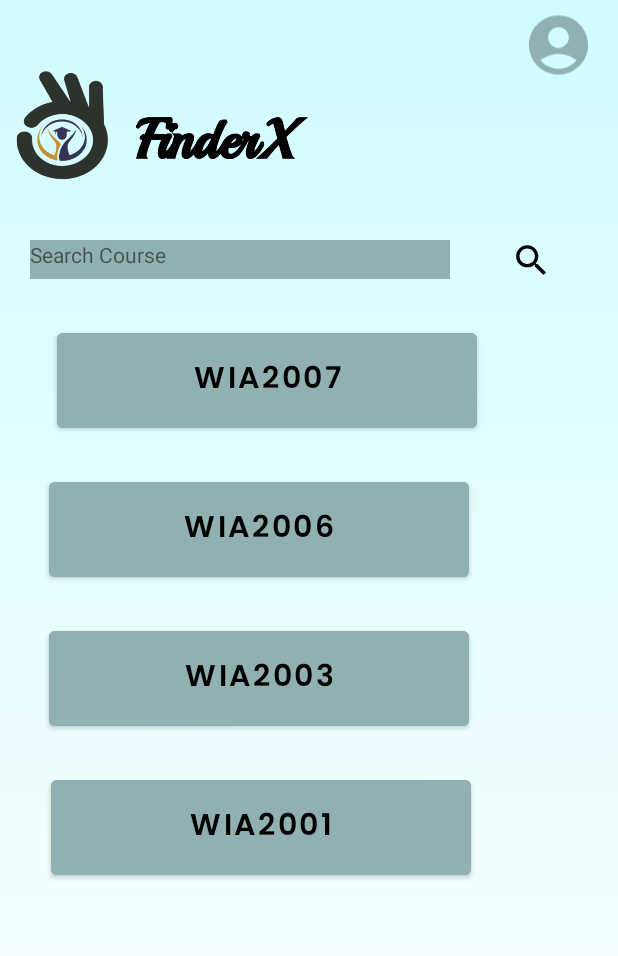
After one commit to JinXue99/FinderX_MAD, an Android app: the layout teacher_course.xml on its own in the app's theme, with its tools: preview values and no code run, on a phone screen of 412 x 824 dp. The commit adds this screen. Shown: the top 956 px of the screen. Run offline under Robolectric (Android 15) with nearby library versions, the phone set to English and light mode, and no system bars.

Commit message:
teacher_course

```diff
--- a/app/build.gradle
+++ b/app/build.gradle
@@ -25,6 +25,9 @@ android {
         sourceCompatibility JavaVersion.VERSION_1_8
         targetCompatibility JavaVersion.VERSION_1_8
     }
+    buildFeatures {
+        viewBinding true
+    }
 }
 
 dependencies {
@@ -32,6 +35,8 @@ dependencies {
     implementation 'androidx.appcompat:appcompat:1.5.1'
     implementation 'com.google.android.material:material:1.7.0'
     implementation 'androidx.constraintlayout:constraintlayout:2.1.4'
+    implementation 'androidx.navigation:navigation-fragment:2.5.3'
+    implementation 'androidx.navigation:navigation-ui:2.5.3'
     testImplementation 'junit:junit:4.13.2'
     androidTestImplementation 'androidx.test.ext:junit:1.1.4'
     androidTestImplementation 'androidx.test.espresso:espresso-core:3.5.0'
--- a/app/src/main/AndroidManifest.xml
+++ b/app/src/main/AndroidManifest.xml
@@ -13,6 +13,11 @@
         android:supportsRtl="true"
         android:theme="@style/Theme.FinderX_MAD"
         tools:targetApi="31">
+        <activity
+            android:name=".TeacherCourse"
+            android:exported="false"
+            android:label="@string/title_activity_teacher_course"
+            android:theme="@style/Theme.FinderX_MAD.NoActionBar" />
         <activity
             android:name=".TeacherProfile"
             android:exported="false" />
--- /dev/null
+++ b/app/src/main/res/drawable/ic_account_icon_teacher.xml
@@ -0,0 +1,5 @@
+<vector android:height="24dp" android:tint="#91B0B2"
+    android:viewportHeight="24" android:viewportWidth="24"
+    android:width="24dp" xmlns:android="http://schemas.android.com/apk/res/android">
+    <path android:fillColor="@android:color/white" android:pathData="M12,2C6.48,2 2,6.48 2,12s4.48,10 10,10s10,-4.48 10,-10S17.52,2 12,2zM12,6c1.93,0 3.5,1.57 3.5,3.5S13.93,13 12,13s-3.5,-1.57 -3.5,-3.5S10.07,6 12,6zM12,20c-2.03,0 -4.43,-0.82 -6.14,-2.88C7.55,15.8 9.68,15 12,15s4.45,0.8 6.14,2.12C16.43,19.18 14.03,20 12,20z"/>
+</vector>
--- /dev/null
+++ b/app/src/main/res/layout/teacher_course.xml
@@ -0,0 +1,124 @@
+<?xml version="1.0" encoding="utf-8"?>
+<androidx.constraintlayout.widget.ConstraintLayout xmlns:android="http://schemas.android.com/apk/res/android"
+    xmlns:app="http://schemas.android.com/apk/res-auto"
+    xmlns:tools="http://schemas.android.com/tools"
+    android:layout_width="match_parent"
+    android:layout_height="match_parent"
+    android:background="@drawable/gradient_teacherbackground">
+
+    <ImageView
+        android:id="@+id/ivheader"
+        android:layout_width="215dp"
+        android:layout_height="218dp"
+        android:layout_marginBottom="632dp"
+        app:layout_constraintBottom_toBottomOf="parent"
+        app:layout_constraintEnd_toEndOf="parent"
+        app:layout_constraintHorizontal_bias="0.0"
+        app:layout_constraintStart_toStartOf="parent"
+        app:srcCompat="@drawable/headerlogo" />
+    <TextView
+        android:id="@+id/tvSearchCourse"
+        android:layout_width="280dp"
+        android:layout_height="26dp"
+        android:layout_marginStart="20dp"
+        android:layout_marginTop="160dp"
+        android:background="#91B0B2"
+        android:text="Search Course"
+        app:layout_constraintStart_toStartOf="parent"
+        app:layout_constraintTop_toTopOf="parent" />
+
+    <Button
+        android:id="@+id/btn2007"
+        android:layout_width="280dp"
+        android:layout_height="75dp"
+        android:layout_marginTop="30dp"
+        android:backgroundTint="#91B0B2"
+        android:fontFamily="@font/poppins_semibold"
+        android:text="WIA2007"
+        android:textAllCaps="false"
+        android:textColor="#000000"
+        android:textSize="20sp"
+        android:textStyle="bold"
+        app:layout_constraintEnd_toEndOf="parent"
+        app:layout_constraintHorizontal_bias="0.287"
+        app:layout_constraintStart_toStartOf="parent"
+        app:layout_constraintTop_toBottomOf="@+id/tvSearchCourse" />
+
+    <Button
+        android:id="@+id/btn2006"
+        android:layout_width="280dp"
+        android:layout_height="75dp"
+        android:layout_marginStart="10dp"
+        android:layout_marginTop="24dp"
+        android:backgroundTint="#91B0B2"
+        android:fontFamily="@font/poppins_semibold"
+        android:text="WIA2006"
+        android:textAllCaps="false"
+        android:textColor="#000000"
+        android:textSize="20sp"
+        android:textStyle="bold"
+        app:layout_constraintEnd_toEndOf="parent"
+        app:layout_constraintHorizontal_bias="0.185"
+        app:layout_constraintStart_toStartOf="parent"
+        app:layout_constraintTop_toBottomOf="@+id/btn2007" />
+
+    <Button
+        android:id="@+id/btn2003"
+        android:layout_width="280dp"
+        android:layout_height="75dp"
+        android:layout_marginStart="10dp"
+        android:layout_marginTop="24dp"
+        android:backgroundTint="#91B0B2"
+        android:fontFamily="@font/poppins_semibold"
+        android:text="WIA2003"
+        android:textAllCaps="false"
+        android:textColor="#000000"
+        android:textSize="20sp"
+        android:textStyle="bold"
+        app:layout_constraintEnd_toEndOf="parent"
+        app:layout_constraintHorizontal_bias="0.185"
+        app:layout_constraintStart_toStartOf="parent"
+        app:layout_constraintTop_toBottomOf="@+id/btn2006" />
+
+    <Button
+        android:id="@+id/btn2001"
+        android:layout_width="280dp"
+        android:layout_height="75dp"
+        android:layout_marginTop="24dp"
+        android:backgroundTint="#91B0B2"
+        android:fontFamily="@font/poppins_semibold"
+        android:text="WIA2001"
+        android:textAllCaps="false"
+        android:textColor="#000000"
+        android:textSize="20sp"
+        android:textStyle="bold"
+        app:layout_constraintEnd_toEndOf="parent"
+        app:layout_constraintHorizontal_bias="0.256"
+        app:layout_constraintStart_toStartOf="parent"
+        app:layout_constraintTop_toBottomOf="@+id/btn2003" />
+
+    <ImageView
+        android:id="@+id/ivAcc"
+        android:layout_width="47dp"
+        android:layout_height="52dp"
+        android:layout_marginTop="4dp"
+        app:layout_constraintEnd_toEndOf="parent"
+        app:layout_constraintHorizontal_bias="0.895"
+        app:layout_constraintStart_toEndOf="@+id/ivheader"
+        app:layout_constraintTop_toTopOf="parent"
+        app:srcCompat="@drawable/ic_account_icon_teacher" />
+
+    <ImageView
+        android:id="@+id/ivSearch"
+        android:layout_width="27dp"
+        android:layout_height="27dp"
+        android:layout_marginStart="8dp"
+        android:layout_marginTop="104dp"
+        app:layout_constraintEnd_toEndOf="parent"
+        app:layout_constraintHorizontal_bias="0.428"
+        app:layout_constraintStart_toEndOf="@+id/tvSearchCourse"
+        app:layout_constraintTop_toBottomOf="@+id/ivAcc"
+        app:srcCompat="@drawable/ic_baseline_search_24" />
+
+
+</androidx.constraintlayout.widget.ConstraintLayout>
--- /dev/null
+++ b/app/src/main/res/values-land/dimens.xml
@@ -0,0 +1,3 @@
+<resources>
+    <dimen name="fab_margin">48dp</dimen>
+</resources>
--- /dev/null
+++ b/app/src/main/res/values-w1240dp/dimens.xml
@@ -0,0 +1,3 @@
+<resources>
+    <dimen name="fab_margin">200dp</dimen>
+</resources>
--- /dev/null
+++ b/app/src/main/res/values-w600dp/dimens.xml
@@ -0,0 +1,3 @@
+<resources>
+    <dimen name="fab_margin">48dp</dimen>
+</resources>
--- /dev/null
+++ b/app/src/main/res/values/dimens.xml
@@ -0,0 +1,3 @@
+<resources>
+    <dimen name="fab_margin">16dp</dimen>
+</resources>
--- a/app/src/main/res/values/themes.xml
+++ b/app/src/main/res/values/themes.xml
@@ -13,4 +13,13 @@
         <item name="android:statusBarColor" tools:targetApi="l">?attr/colorPrimaryVariant</item>
         <!-- Customize your theme here. -->
     </style>
+
+    <style name="Theme.FinderX_MAD.NoActionBar">
+        <item name="windowActionBar">false</item>
+        <item name="windowNoTitle">true</item>
+    </style>
+
+    <style name="Theme.FinderX_MAD.AppBarOverlay" parent="ThemeOverlay.AppCompat.Dark.ActionBar" />
+
+    <style name="Theme.FinderX_MAD.PopupOverlay" parent="ThemeOverlay.AppCompat.Light" />
 </resources>
```
Also changed, not shown: app/src/main/java/com/example/finderx_mad/TeacherCourse.java (added, +14 -0 lines), app/src/main/res/navigation/nav_graph.xml (added, +28 -0 lines), app/src/main/res/navigation/nav_graph2.xml (added, +28 -0 lines), app/src/main/res/navigation/nav_graph3.xml (added, +28 -0 lines), app/src/main/res/values/strings.xml (+9 -0 lines).
